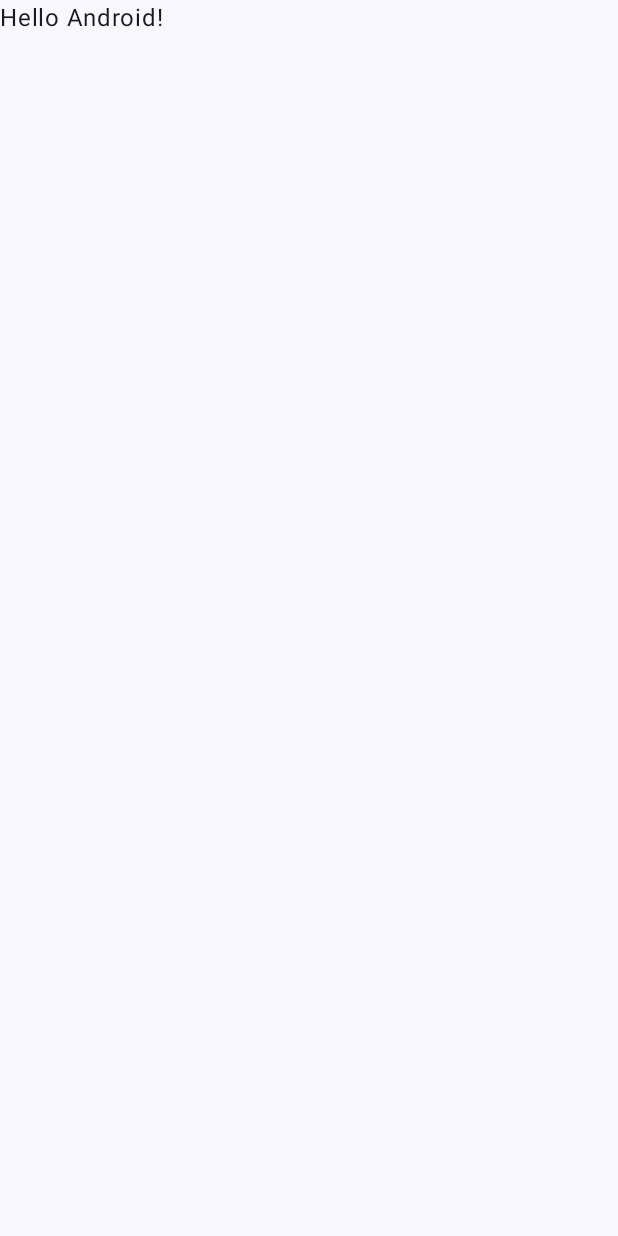
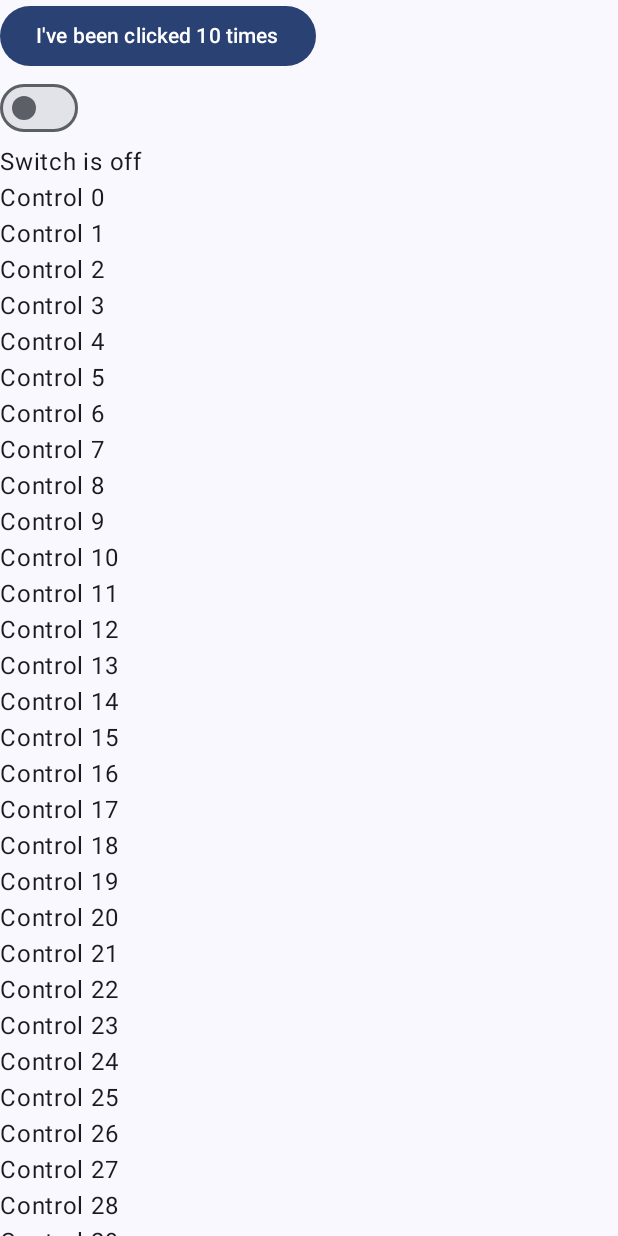
Before and after one commit to Mbialowas10/ComposeIntroS249, an Android app built with Jetpack Compose: the screen it shows after launch (MainActivity), on a phone screen of 412 x 824 dp. Before the commit the screen is almost empty. Run offline under Robolectric (Android 15) with nearby library versions, the phone set to English and light mode, and no system bars.

```diff
--- a/app/src/main/java/com/mbialowas/composeintros249/MainActivity.kt
+++ b/app/src/main/java/com/mbialowas/composeintros249/MainActivity.kt
@@ -1,14 +1,24 @@
 package com.mbialowas.composeintros249
 
 import android.os.Bundle
+import android.util.Log
 import androidx.activity.ComponentActivity
 import androidx.activity.compose.setContent
 import androidx.activity.enableEdgeToEdge
+import androidx.compose.foundation.layout.Column
 import androidx.compose.foundation.layout.fillMaxSize
 import androidx.compose.foundation.layout.padding
+import androidx.compose.foundation.lazy.LazyColumn
+import androidx.compose.foundation.lazy.items
+import androidx.compose.material3.Button
 import androidx.compose.material3.Scaffold
+import androidx.compose.material3.Switch
 import androidx.compose.material3.Text
 import androidx.compose.runtime.Composable
+import androidx.compose.runtime.getValue
+import androidx.compose.runtime.mutableStateOf
+import androidx.compose.runtime.remember
+import androidx.compose.runtime.setValue
 import androidx.compose.ui.Modifier
 import androidx.compose.ui.tooling.preview.Preview
 import com.mbialowas.composeintros249.ui.theme.ComposeIntroS249Theme
@@ -20,28 +30,70 @@ class MainActivity : ComponentActivity() {
         setContent {
             ComposeIntroS249Theme {
                 Scaffold(modifier = Modifier.fillMaxSize()) { innerPadding ->
-                    Greeting(
-                        name = "Android",
-                        modifier = Modifier.padding(innerPadding)
-                    )
+                    // entry point into our application
+                    Column {
+                        Counter(modifier = Modifier.padding(innerPadding))
+                        Switcher()
+                        CustomList()
+                    }
+
                 }
             }
         }
+
+    }
+}
+@Composable
+fun Counter(modifier: Modifier = Modifier){
+    var counter by remember{
+        mutableStateOf(10)
+    }
+
+    Button(
+         onClick = {
+             counter += 1000
+             Log.i("MJB", "Counter: $counter")
+         }
+    ){
+        Text(text = "I've been clicked $counter times")
     }
 }
 
 @Composable
-fun Greeting(name: String, modifier: Modifier = Modifier) {
-    Text(
-        text = "Hello $name!",
-        modifier = modifier
-    )
+fun Switcher(){
+    val checked = remember{
+        mutableStateOf(false)
+    }
+    Column() {
+        Switch(
+            checked = checked.value,
+            onCheckedChange = {
+                checked.value = it
+            }
+        )
+        if (checked.value){
+            Text(text = "Switch is on")
+        }else{
+            Text(text = "Switch is off")
+        }
+    }
+
+}
+@Composable
+fun CustomList(){
+    val itemList = List(200){"Control $it"}
+    LazyColumn{
+        items(itemList){
+            Text(text = it)
+        }
+    }
+
 }
 
-@Preview(showBackground = true)
 @Composable
-fun GreetingPreview() {
-    ComposeIntroS249Theme {
-        Greeting("Android")
+fun  MyCheckbox(){
+    var checked by remember {
+        mutableStateOf(false)
     }
+
 }
```
